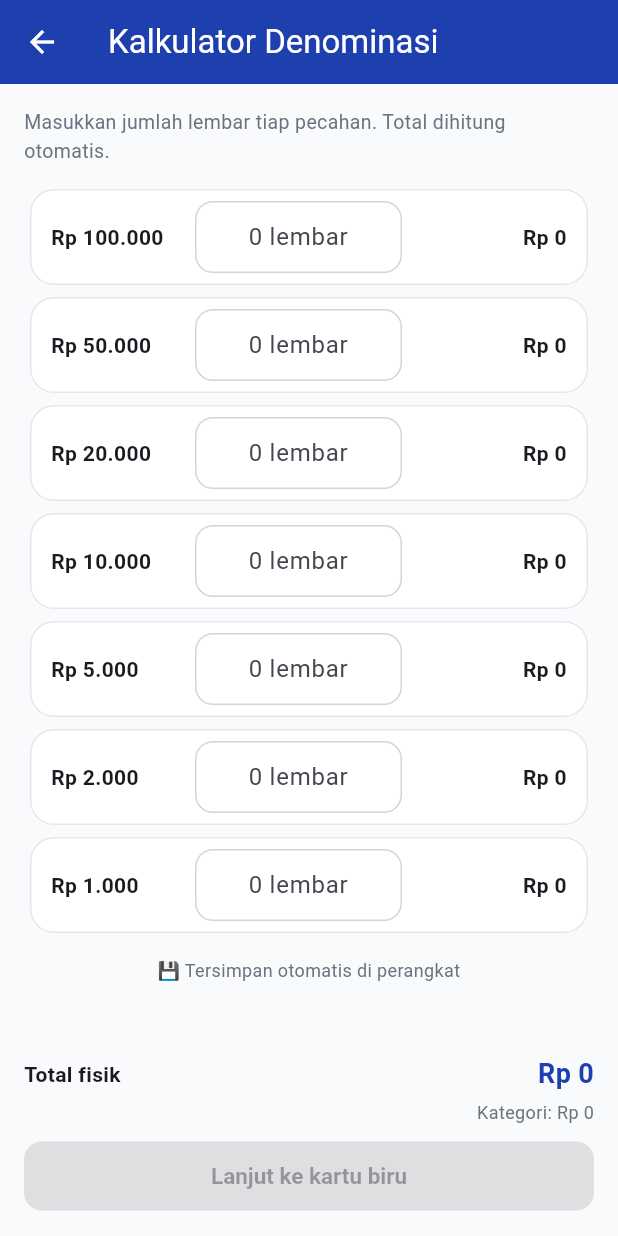
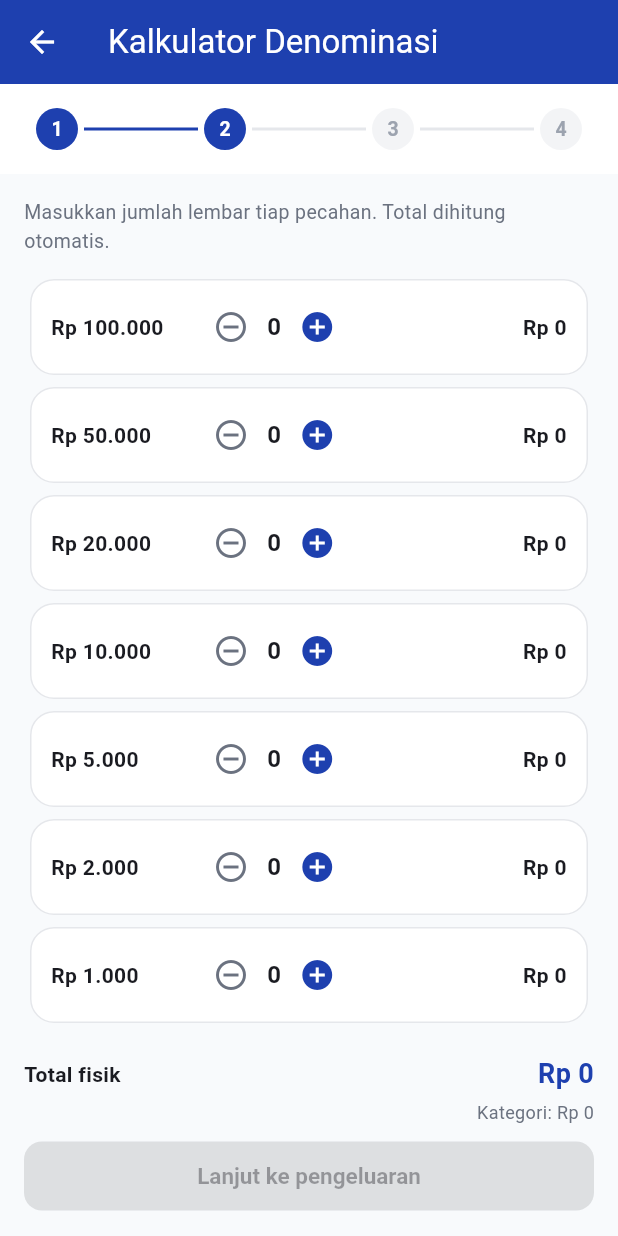
Before and after one commit to escsiantanfinance/esc-finance, a Flutter app: the KalkulatorDenominasiScreen screen opened directly, on a phone screen of 412 x 824 dp. Run offline on Flutter 3.47's test engine with Material 3 defaults, Android fonts, the phone set to English and light mode, and no system bars; our stand-ins replace signature, sqflite, supabase_flutter; accounts and stored records are empty.

Commit message:
feat: perombakan estetika ui/ux pada web admin

```diff
--- a/mobile/lib/data/finance_repository.dart
+++ b/mobile/lib/data/finance_repository.dart
@@ -6,6 +6,7 @@ import '../models/models.dart';
 /// Akses data ke Supabase (mirror logika web).
 class FinanceRepository {
   final _db = SupabaseService.client;
+  SupabaseClient get client => _db;
 
   // ---------- AUTH ----------
   Future<void> login(String email, String password) async {
--- a/mobile/lib/screens/offering/balancing_signature_screen.dart
+++ b/mobile/lib/screens/offering/balancing_signature_screen.dart
@@ -4,6 +4,8 @@ import 'package:signature/signature.dart';
 import '../../core/theme.dart';
 import '../../models/models.dart';
 import '../../providers/sesi_draft_provider.dart';
+import '../../utils/currency_formatter.dart';
+import '../widgets/stepper_header.dart';
 
 class BalancingSignatureScreen extends StatefulWidget {
   const BalancingSignatureScreen({super.key});
@@ -88,7 +90,11 @@ class _BalancingSignatureScreenState extends State<BalancingSignatureScreen> {
 
     return Scaffold(
       appBar: AppBar(title: const Text('Balancing & Tanda Tangan')),
-      body: ListView(
+      body: Column(
+        children: [
+          const StepperHeader(step: 4),
+          Expanded(
+            child: ListView(
               padding: const EdgeInsets.all(16),
               children: [
                 // Indikator MATCH / MISMATCH
@@ -120,7 +126,7 @@ class _BalancingSignatureScreenState extends State<BalancingSignatureScreen> {
                     padding: const EdgeInsets.all(14),
                     decoration: BoxDecoration(color: const Color(0xFFFFFBEB), borderRadius: BorderRadius.circular(12)),
                     child: const Text(
-                'Total fisik dan (kategori − pengeluaran) belum sama. Kembali perbaiki denominasi, kategori, atau kartu biru sebelum menandatangani.',
+                      'Total fisik dan (kategori − pengeluaran) belum sama. Kembali perbaiki denominasi, kategori, atau pengeluaran sebelum menandatangani.',
                       style: TextStyle(color: Color(0xFF92400E), fontSize: 13),
                     ),
                   )
@@ -143,6 +149,9 @@ class _BalancingSignatureScreenState extends State<BalancingSignatureScreen> {
                     ),
                   ),
                 ],
+              ],
+            ),
+          ),
         ],
       ),
     );
--- a/mobile/lib/screens/offering/kalkulator_denominasi_screen.dart
+++ b/mobile/lib/screens/offering/kalkulator_denominasi_screen.dart
@@ -1,9 +1,11 @@
 import 'package:flutter/material.dart';
 import 'package:provider/provider.dart';
+import 'package:flutter/services.dart';
 import '../../core/theme.dart';
 import '../../models/models.dart';
 import '../../providers/sesi_draft_provider.dart';
 import 'kartu_biru_screen.dart';
+import 'stepper_header.dart';
 
 class KalkulatorDenominasiScreen extends StatelessWidget {
   const KalkulatorDenominasiScreen({super.key});
@@ -14,7 +16,11 @@ class KalkulatorDenominasiScreen extends StatelessWidget {
     return Scaffold(
       appBar: AppBar(title: const Text('Kalkulator Denominasi')),
       bottomNavigationBar: _bottomBar(context, draft),
-      body: ListView(
+      body: Column(
+        children: [
+          const StepperHeader(step: 2),
+          Expanded(
+            child: ListView(
               padding: const EdgeInsets.all(16),
               children: [
                 Text('Masukkan jumlah lembar tiap pecahan. Total dihitung otomatis.',
@@ -28,17 +34,24 @@ class KalkulatorDenominasiScreen extends StatelessWidget {
                       child: Row(
                         children: [
                           SizedBox(width: 96, child: Text(formatRupiah(nominal), style: const TextStyle(fontWeight: FontWeight.w600))),
+                          IconButton(
+                            icon: const Icon(Icons.remove_circle_outline, color: AppColors.muted),
+                            onPressed: lembar <= 0
+                                ? null
+                                : () {
+                                    HapticFeedback.lightImpact();
+                                    draft.setLembar(nominal, lembar - 1);
+                                  },
+                          ),
+                          Text('$lembar', style: const TextStyle(fontWeight: FontWeight.bold, fontSize: 16)),
+                          IconButton(
+                            icon: const Icon(Icons.add_circle, color: AppColors.primary),
+                            onPressed: () {
+                              HapticFeedback.lightImpact();
+                              draft.setLembar(nominal, lembar + 1);
+                            },
+                          ),
                           Expanded(
-                      child: TextFormField(
-                        initialValue: lembar == 0 ? '' : lembar.toString(),
-                        keyboardType: TextInputType.number,
-                        textAlign: TextAlign.center,
-                        decoration: const InputDecoration(hintText: '0 lembar', isDense: true),
-                        onChanged: (v) => draft.setLembar(nominal, int.tryParse(v) ?? 0),
-                      ),
-                    ),
-                    SizedBox(
-                      width: 110,
                             child: Text(formatRupiah(nominal * lembar),
                                 textAlign: TextAlign.right,
                                 style: const TextStyle(fontWeight: FontWeight.bold)),
@@ -50,6 +63,9 @@ class KalkulatorDenominasiScreen extends StatelessWidget {
                 }),
                 const SizedBox(height: 12),
                 Text('💾 Tersimpan otomatis di perangkat', style: TextStyle(color: AppColors.muted, fontSize: 12), textAlign: TextAlign.center),
+              ],
+            ),
+          ),
         ],
       ),
     );
@@ -88,7 +104,7 @@ class KalkulatorDenominasiScreen extends StatelessWidget {
                           Navigator.push(context, MaterialPageRoute(builder: (_) => const KartuBiruScreen()));
                         }
                       },
-                child: const Text('Lanjut ke kartu biru'),
+                child: const Text('Lanjut ke pengeluaran'),
               ),
             ),
           ],
--- a/mobile/lib/screens/offering/kartu_biru_screen.dart
+++ b/mobile/lib/screens/offering/kartu_biru_screen.dart
@@ -4,8 +4,13 @@ import '../../core/theme.dart';
 import '../../models/models.dart';
 import '../../providers/auth_provider.dart';
 import '../../providers/finance_provider.dart';
+import '../../models/models.dart';
+import '../../providers/auth_provider.dart';
+import '../../providers/finance_provider.dart';
 import '../../providers/sesi_draft_provider.dart';
 import 'balancing_signature_screen.dart';
+import 'stepper_header.dart';
+import 'stepper_header.dart';
 
 /// Pengeluaran tunai langsung dari uang yang dihitung saat sesi ("Kartu Biru"
 /// di form kertas). Ikut rekonsiliasi (fisik = kategori − pengeluaran) lalu
@@ -28,9 +33,13 @@ class _KartuBiruScreenState extends State<KartuBiruScreen> {
     final kasOptions = fin.kasUntuk(fullAccess);
 
     return Scaffold(
-      appBar: AppBar(title: const Text('Kartu Biru')),
+      appBar: AppBar(title: const Text('Pengeluaran')),
       bottomNavigationBar: _bottomBar(context, draft),
-      body: ListView(
+      body: Column(
+        children: [
+          const StepperHeader(step: 3),
+          Expanded(
+            child: ListView(
               padding: const EdgeInsets.all(16),
               children: [
                 Text(
@@ -45,6 +54,9 @@ class _KartuBiruScreenState extends State<KartuBiruScreen> {
                   onPressed: () => draft.addPengeluaran(),
                   icon: const Icon(Icons.add),
                   label: const Text('Tambah pengeluaran'),
+                ),
+              ],
+            ),
           ),
         ],
       ),
--- /dev/null
+++ b/mobile/lib/screens/offering/stepper_header.dart
@@ -0,0 +1,49 @@
+import 'package:flutter/material.dart';
+import '../../core/theme.dart';
+
+class StepperHeader extends StatelessWidget {
+  final int step;
+  const StepperHeader({super.key, required this.step});
+
+  @override
+  Widget build(BuildContext context) {
+    const totalSteps = 4;
+    return Container(
+      padding: const EdgeInsets.symmetric(horizontal: 24, vertical: 16),
+      color: Colors.white,
+      child: Row(
+        children: List.generate(totalSteps * 2 - 1, (index) {
+          if (index.isOdd) {
+            final isLineActive = (index ~/ 2 + 1) < step;
+            return Expanded(
+              child: Container(
+                height: 2,
+                color: isLineActive ? AppColors.primary : const Color(0xFFE5E7EB),
+                margin: const EdgeInsets.symmetric(horizontal: 4),
+              ),
+            );
+          }
+          final stepIndex = index ~/ 2 + 1;
+          final isActive = stepIndex <= step;
+          return Container(
+            width: 28,
+            height: 28,
+            decoration: BoxDecoration(
+              color: isActive ? AppColors.primary : const Color(0xFFF3F4F6),
+              shape: BoxShape.circle,
+            ),
+            alignment: Alignment.center,
+            child: Text(
+              '$stepIndex',
+              style: TextStyle(
+                color: isActive ? Colors.white : const Color(0xFF9CA3AF),
+                fontSize: 13,
+                fontWeight: FontWeight.bold,
+              ),
+            ),
+          );
+        }),
+      ),
+    );
+  }
+}
```
Also changed, not shown: mobile/lib/providers/finance_provider.dart (+36 -2 lines), mobile/lib/screens/dashboard/dashboard_screen.dart (+27 -6 lines), mobile/lib/screens/offering/input_kategori_screen.dart (+19 -4 lines), mobile/lib/screens/report/laporan_screen.dart (+8 -2 lines), 7 other files. Lines whose indentation alone changed are shown as unchanged.
